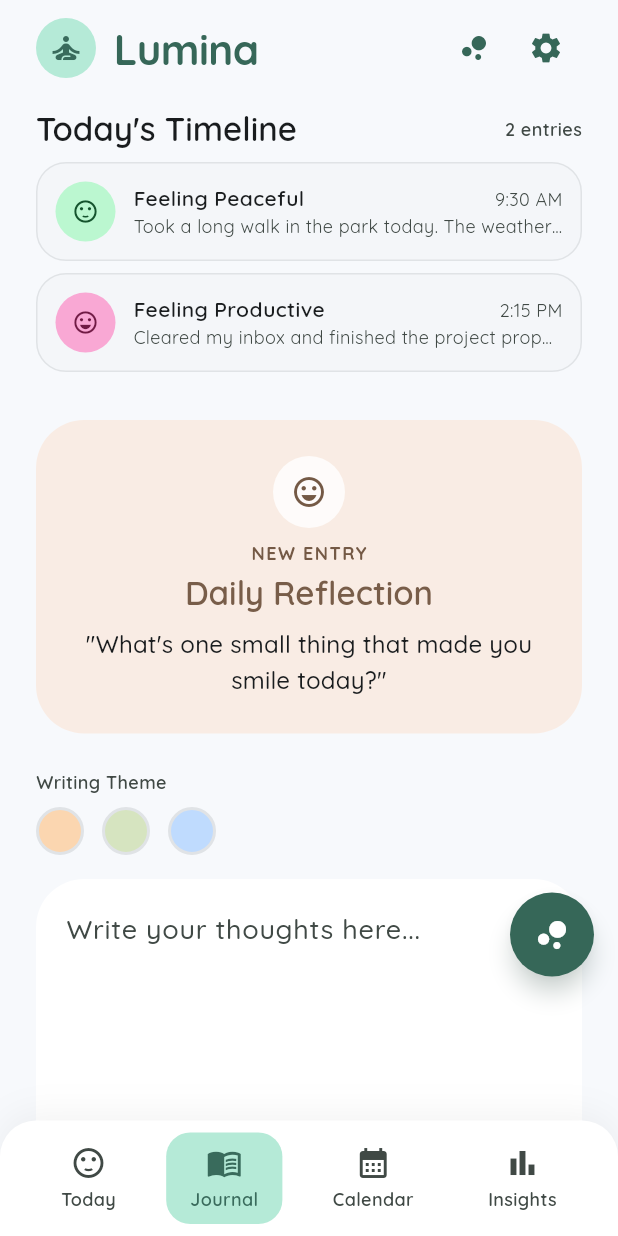
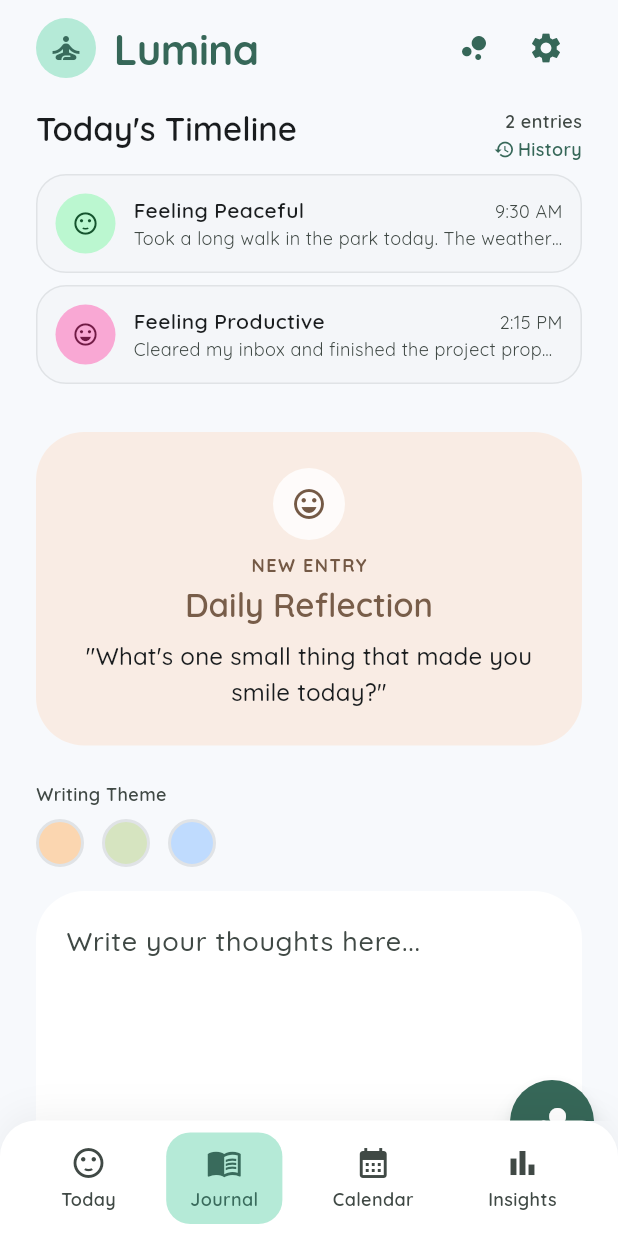
Before and after one commit to LOon1998/JournalApp, a Flutter app: the screen it shows after launch, item 2 of the bottom bar chosen, on a phone screen of 412 x 824 dp. Run offline on Flutter 3.47's test engine with Material 3 defaults, Android fonts, the phone set to English and light mode, and no system bars; our stand-ins replace google_fonts, shared_preferences.

Commit message:
Add deleted-entries history, fix Aura FAB drag/tap, mood grid, and Aura toggle
- JournalEntry gains a soft-delete (deletedAt) field with restore/purge
  support in AppState; live views (timeline/calendar/insights) filter
  deleted entries out automatically.
- New Deleted Entries screen: restore or permanently delete individual
  entries, or clear all at once, each destructive action confirmed.
- Today's Timeline swipe-to-delete now asks Yes/No before soft-deleting
  (recoverable via History), replacing the earlier undo-snackbar flow.
- Today's mood picker now wraps into rows instead of horizontal scroll.
- Aura FAB rewritten: absolute clamped position (previous right/bottom
  delta math was inverted) and tap vs. drag is now judged by total pan
  distance instead of a competing onTap recognizer, which was letting
  the drag recognizer eat every tap.
- Top bar's bubble_chart button now toggles the Aura companion on/off
  (matching Settings' 'Enable Aura'), instead of duplicating the FAB's
  open-chat behavior.
- .claude/settings.json: allowlist a handful of read-only flutter
  commands (analyze/test/doctor/devices/emulators) to cut down on
  permission prompts.
- .gitignore: exclude the local /flutter/ SDK checkout and generated
  devtools_options.yaml.

```diff
--- a/lib/data/app_state.dart
+++ b/lib/data/app_state.dart
@@ -20,12 +20,20 @@ class AppState extends ChangeNotifier {
   String userEmail = 'alex.journal@example.com';
 
   final List<JournalEntry> _entries = [];
+
+  /// Live (non-deleted) entries, newest first.
   List<JournalEntry> get entries => List.unmodifiable(
-        _entries..sort((a, b) => b.dateTime.compareTo(a.dateTime)),
+        _entries.where((e) => !e.isDeleted).toList()..sort((a, b) => b.dateTime.compareTo(a.dateTime)),
+      );
+
+  /// Soft-deleted entries, most recently deleted first — backs the
+  /// "Deleted Entries" history screen.
+  List<JournalEntry> get deletedEntries => List.unmodifiable(
+        _entries.where((e) => e.isDeleted).toList()..sort((a, b) => b.deletedAt!.compareTo(a.deletedAt!)),
       );
 
   List<JournalEntry> entriesOn(DateTime day) =>
-      _entries.where((e) => e.isSameDay(day)).toList()
+      _entries.where((e) => !e.isDeleted && e.isSameDay(day)).toList()
         ..sort((a, b) => a.dateTime.compareTo(b.dateTime));
 
   void addEntry(JournalEntry entry) {
@@ -34,8 +42,34 @@ class AppState extends ChangeNotifier {
     _persist();
   }
 
+  /// Soft-delete: hides the entry from the timeline/calendar/insights but
+  /// keeps it around so it can be restored from history.
   void deleteEntry(String id) {
-    _entries.removeWhere((e) => e.id == id);
+    _replaceEntry(id, (e) => e.copyWith(deletedAt: DateTime.now()));
+  }
+
+  void restoreEntry(String id) {
+    _replaceEntry(id, (e) => e.copyWith(clearDeletedAt: true));
+  }
+
+  /// Removes a soft-deleted entry for good. No-op if it isn't deleted.
+  void permanentlyDeleteEntry(String id) {
+    _entries.removeWhere((e) => e.id == id && e.isDeleted);
+    notifyListeners();
+    _persist();
+  }
+
+  /// Empties the entire "Deleted Entries" history in one go.
+  void clearDeletedEntries() {
+    _entries.removeWhere((e) => e.isDeleted);
+    notifyListeners();
+    _persist();
+  }
+
+  void _replaceEntry(String id, JournalEntry Function(JournalEntry) transform) {
+    final index = _entries.indexWhere((e) => e.id == id);
+    if (index == -1) return;
+    _entries[index] = transform(_entries[index]);
     notifyListeners();
     _persist();
   }
@@ -171,6 +205,7 @@ class AppState extends ChangeNotifier {
         'text': e.text,
         'tags': e.tags,
         'activities': e.activities,
+        'deletedAt': e.deletedAt?.toIso8601String(),
       };
 
   JournalEntry _entryFromJson(Map<String, dynamic> j) => JournalEntry(
@@ -181,6 +216,7 @@ class AppState extends ChangeNotifier {
         text: j['text'] as String? ?? '',
         tags: (j['tags'] as List<dynamic>? ?? []).cast<String>(),
         activities: (j['activities'] as List<dynamic>? ?? []).cast<String>(),
+        deletedAt: j['deletedAt'] != null ? DateTime.parse(j['deletedAt'] as String) : null,
       );
 }
 
--- a/lib/models/journal_entry.dart
+++ b/lib/models/journal_entry.dart
@@ -16,6 +16,7 @@ class JournalEntry {
     this.text = '',
     this.tags = const [],
     this.activities = const [],
+    this.deletedAt,
   });
 
   final String id;
@@ -28,6 +29,24 @@ class JournalEntry {
   final List<String> tags;
   final List<String> activities;
 
+  /// Non-null when this entry has been soft-deleted — it's hidden from the
+  /// timeline/calendar/insights but kept around so it can be restored from
+  /// the Deleted Entries history screen.
+  final DateTime? deletedAt;
+
+  bool get isDeleted => deletedAt != null;
+
   bool isSameDay(DateTime other) =>
       dateTime.year == other.year && dateTime.month == other.month && dateTime.day == other.day;
+
+  JournalEntry copyWith({DateTime? deletedAt, bool clearDeletedAt = false}) => JournalEntry(
+        id: id,
+        dateTime: dateTime,
+        mood: mood,
+        title: title,
+        text: text,
+        tags: tags,
+        activities: activities,
+        deletedAt: clearDeletedAt ? null : (deletedAt ?? this.deletedAt),
+      );
 }
--- a/lib/screens/home_shell.dart
+++ b/lib/screens/home_shell.dart
@@ -3,7 +3,6 @@ import '../data/app_state.dart';
 import '../widgets/aura_fab.dart';
 import '../widgets/lumina_bottom_nav.dart';
 import '../widgets/lumina_top_bar.dart';
-import 'aura_chat_screen.dart';
 import 'calendar_screen.dart';
 import 'insights_screen.dart';
 import 'journal_screen.dart';
@@ -32,11 +31,7 @@ class _HomeShellState extends State<HomeShell> {
   Widget build(BuildContext context) {
     final appState = AppStateScope.of(context);
     return Scaffold(
-      appBar: LuminaTopBar(
-        onAuraTap: () => Navigator.of(context).push(
-          MaterialPageRoute(builder: (_) => const AuraChatScreen()),
-        ),
-      ),
+      appBar: const LuminaTopBar(),
       body: Stack(
         children: [
           IndexedStack(index: _index, children: _tabs),
--- a/lib/screens/journal_screen.dart
+++ b/lib/screens/journal_screen.dart
@@ -3,6 +3,7 @@ import 'package:intl/intl.dart';
 import '../data/app_state.dart';
 import '../models/journal_entry.dart';
 import '../theme/app_theme.dart';
+import 'deleted_entries_screen.dart';
 
 const _journalThemes = <String, Color>{
   'Sunset': Color(0xFFFBD6B0),
@@ -74,10 +75,31 @@ class _JournalScreenState extends State<JournalScreen> {
       children: [
         Row(
           mainAxisAlignment: MainAxisAlignment.spaceBetween,
+          crossAxisAlignment: CrossAxisAlignment.start,
           children: [
             Text("Today's Timeline", style: Theme.of(context).textTheme.titleLarge?.copyWith(fontWeight: FontWeight.w600)),
-            Text('${todaysEntries.length} ${todaysEntries.length == 1 ? "entry" : "entries"}',
-                style: TextStyle(color: scheme.onSurfaceVariant, fontSize: 12, fontWeight: FontWeight.w600)),
+            Column(
+              crossAxisAlignment: CrossAxisAlignment.end,
+              children: [
+                Text('${todaysEntries.length} ${todaysEntries.length == 1 ? "entry" : "entries"}',
+                    style: TextStyle(color: scheme.onSurfaceVariant, fontSize: 12, fontWeight: FontWeight.w600)),
+                const SizedBox(height: 2),
+                InkWell(
+                  onTap: () => Navigator.of(context).push(
+                    MaterialPageRoute(builder: (_) => const DeletedEntriesScreen()),
+                  ),
+                  child: Row(
+                    mainAxisSize: MainAxisSize.min,
+                    children: [
+                      Icon(Icons.history, size: 14, color: scheme.primary),
+                      const SizedBox(width: 2),
+                      Text('History',
+                          style: TextStyle(color: scheme.primary, fontSize: 12, fontWeight: FontWeight.w600)),
+                    ],
+                  ),
+                ),
+              ],
+            ),
           ],
         ),
         const SizedBox(height: 8),
@@ -308,14 +330,27 @@ class _TimelineRow extends StatelessWidget {
           ),
           child: Icon(Icons.delete_outline, color: scheme.onErrorContainer),
         ),
+        confirmDismiss: (_) async {
+          final confirmed = await showDialog<bool>(
+            context: context,
+            builder: (context) => AlertDialog(
+              title: const Text('Delete entry?'),
+              content: Text('Remove "${entry.title}" from your timeline? You can restore it later from History.'),
+              actions: [
+                TextButton(onPressed: () => Navigator.of(context).pop(false), child: const Text('No')),
+                TextButton(
+                  onPressed: () => Navigator.of(context).pop(true),
+                  child: Text('Yes, delete', style: TextStyle(color: scheme.error)),
+                ),
+              ],
+            ),
+          );
+          return confirmed ?? false;
+        },
         onDismissed: (_) {
-          final appState = AppStateScope.of(context);
-          appState.deleteEntry(entry.id);
+          AppStateScope.of(context).deleteEntry(entry.id);
           ScaffoldMessenger.of(context).showSnackBar(
-            SnackBar(
-              content: const Text('Entry deleted'),
-              action: SnackBarAction(label: 'Undo', onPressed: () => appState.addEntry(entry)),
-            ),
+            const SnackBar(content: Text('Entry deleted')),
           );
         },
         child: Container(
--- a/lib/widgets/aura_fab.dart
+++ b/lib/widgets/aura_fab.dart
@@ -1,8 +1,15 @@
 import 'package:flutter/material.dart';
 import '../screens/aura_chat_screen.dart';
 
-/// The floating "Aura" companion button that follows the user around the
-/// app and can be dragged, mirroring the draggable FAB in the mockups.
+/// The floating "Aura" companion button that can be dragged anywhere on
+/// screen and opens the Aura chat when tapped (not dragged).
+///
+/// Tap and drag are both derived from the *same* pan gesture rather than
+/// combining `onTap` with `onPanUpdate` on one [GestureDetector] — Flutter's
+/// gesture arena tends to let the pan recognizer win on any movement at
+/// all (even the sub-pixel jitter a normal mouse click has), which made
+/// `onTap` silently never fire. Tracking total movement across the pan and
+/// only opening the chat if it stayed under a small slop avoids that.
 class AuraFab extends StatefulWidget {
   const AuraFab({super.key});
 
@@ -11,31 +18,58 @@ class AuraFab extends StatefulWidget {
 }
 
 class _AuraFabState extends State<AuraFab> {
-  Offset _offset = const Offset(0, 0);
+  static const _size = 56.0;
+  static const _margin = 16.0;
+  // Extra clearance so the default spot sits above the bottom nav bar.
+  static const _bottomClearance = 96.0;
+  // Total movement (px) below which a pan gesture still counts as a tap.
+  static const _tapSlop = 8.0;
+
+  Offset? _position;
+  double _dragDistance = 0;
 
   @override
   Widget build(BuildContext context) {
     final scheme = Theme.of(context).colorScheme;
+    final screen = MediaQuery.of(context).size;
+    final maxX = screen.width - _size - _margin;
+    final maxY = screen.height - _size - _margin - _bottomClearance;
+
+    _position ??= Offset(maxX, maxY);
+    final left = _position!.dx.clamp(_margin, maxX);
+    final top = _position!.dy.clamp(_margin, maxY);
+
     return Positioned(
-      right: 16 - _offset.dx,
-      bottom: 96 - _offset.dy,
+      left: left,
+      top: top,
       child: GestureDetector(
-        onPanUpdate: (details) => setState(() => _offset -= details.delta),
+        behavior: HitTestBehavior.opaque,
+        onPanStart: (_) => _dragDistance = 0,
+        onPanUpdate: (details) {
+          setState(() {
+            _dragDistance += details.delta.distance;
+            _position = Offset(
+              (_position!.dx + details.delta.dx).clamp(_margin, maxX),
+              (_position!.dy + details.delta.dy).clamp(_margin, maxY),
+            );
+          });
+        },
+        onPanEnd: (_) {
+          if (_dragDistance < _tapSlop) {
+            Navigator.of(context).push(
+              MaterialPageRoute(builder: (_) => const AuraChatScreen()),
+            );
+          }
+        },
         child: Material(
           color: scheme.primary,
           shape: const CircleBorder(),
           elevation: 6,
           shadowColor: scheme.primary.withValues(alpha: 0.4),
-          child: InkWell(
-            customBorder: const CircleBorder(),
-            onTap: () => Navigator.of(context).push(
-              MaterialPageRoute(builder: (_) => const AuraChatScreen()),
-            ),
-            child: SizedBox(
-              width: 56,
-              height: 56,
-              child: Icon(Icons.bubble_chart, color: scheme.onPrimary, size: 28),
-            ),
+          child: SizedBox(
+            width: _size,
+            height: _size,
+            child: Icon(Icons.bubble_chart, color: scheme.onPrimary, size: 28),
           ),
         ),
       ),
--- a/lib/widgets/lumina_top_bar.dart
+++ b/lib/widgets/lumina_top_bar.dart
@@ -1,12 +1,16 @@
 import 'package:flutter/material.dart';
+import '../data/app_state.dart';
 import '../screens/settings_screen.dart';
 
 /// The `<header>` shared by every screen: avatar, "Lumina" wordmark,
-/// Aura shortcut, settings gear.
+/// an Aura companion on/off switch, and the settings gear.
+///
+/// The bubble_chart button does *not* open the chat — it toggles whether
+/// the floating Aura button is shown at all, same as the "Enable Aura"
+/// switch on the Settings screen. To actually chat with Aura, tap the
+/// floating bubble itself.
 class LuminaTopBar extends StatelessWidget implements PreferredSizeWidget {
-  const LuminaTopBar({super.key, this.onAuraTap});
-
-  final VoidCallback? onAuraTap;
+  const LuminaTopBar({super.key});
 
   @override
   Size get preferredSize => const Size.fromHeight(64);
@@ -14,6 +18,7 @@ class LuminaTopBar extends StatelessWidget implements PreferredSizeWidget {
   @override
   Widget build(BuildContext context) {
     final scheme = Theme.of(context).colorScheme;
+    final appState = AppStateScope.of(context);
     return SafeArea(
       bottom: false,
       child: Padding(
@@ -39,9 +44,12 @@ class LuminaTopBar extends StatelessWidget implements PreferredSizeWidget {
               ),
             ),
             IconButton(
-              onPressed: onAuraTap,
-              icon: Icon(Icons.bubble_chart, color: scheme.primary),
-              tooltip: 'Aura',
+              onPressed: () => appState.setAuraEnabled(!appState.auraEnabled),
+              icon: Icon(
+                Icons.bubble_chart,
+                color: appState.auraEnabled ? scheme.primary : scheme.outlineVariant,
+              ),
+              tooltip: appState.auraEnabled ? 'Hide Aura companion' : 'Show Aura companion',
             ),
             IconButton(
               onPressed: () => Navigator.of(context).push(
```
Also changed, not shown: lib/screens/deleted_entries_screen.dart (added, +248 -0 lines), lib/screens/today_screen.dart (+10 -14 lines), .claude/settings.json (added), pubspec.lock, 1 other file.
